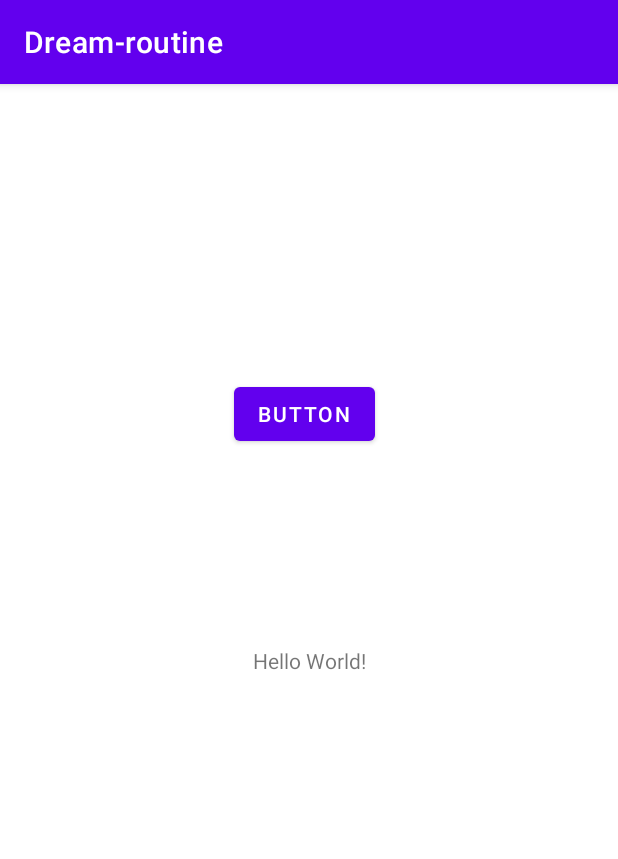
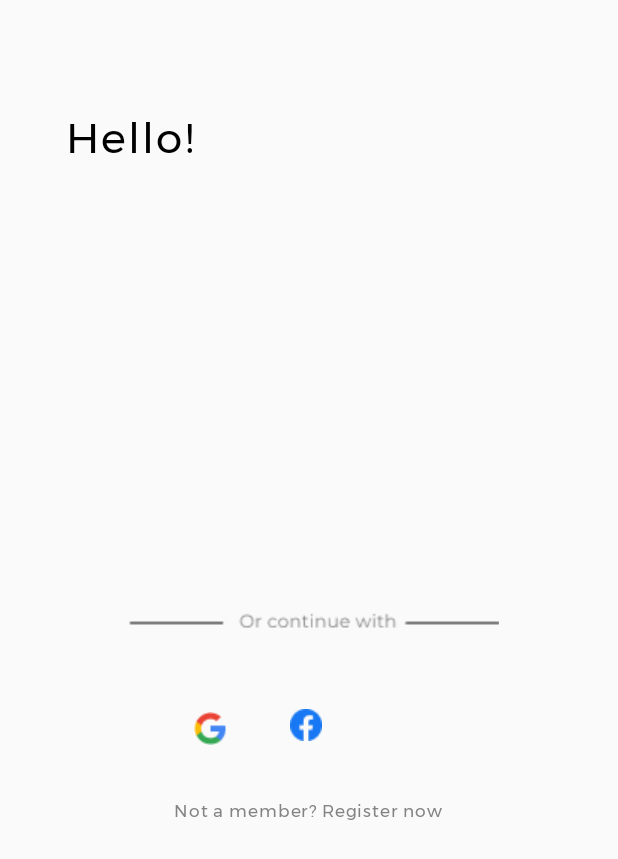
Before and after one commit to sowwnn/Routine-Note-Mobile-App, an Android app: the screen it shows after launch (MainActivity before the commit, LoginActivity after it), on a phone screen of 412 x 824 dp. Shown: the top 859 px of the screen. Run offline under Robolectric (Android 15) with nearby library versions, the phone set to English and light mode, and no system bars.

Commit message:
Update login, font

```diff
--- a/Dreamroutine/app/src/main/AndroidManifest.xml
+++ b/Dreamroutine/app/src/main/AndroidManifest.xml
@@ -5,19 +5,24 @@
     <application
         android:allowBackup="true"
         android:icon="@mipmap/ic_launcher"
-        android:label="@string/app_name"
         android:roundIcon="@mipmap/ic_launcher_round"
         android:supportsRtl="true"
         android:theme="@style/Theme.Dreamroutine">
         <activity
-            android:name=".MainActivity"
-            android:exported="true">
+            android:name=".LoginActivity"
+            android:exported="true"
+            android:theme="@style/Theme.AppCompat.Light.NoActionBar">
             <intent-filter>
                 <action android:name="android.intent.action.MAIN" />
 
                 <category android:name="android.intent.category.LAUNCHER" />
             </intent-filter>
         </activity>
+        <activity
+            android:name=".MainActivity"
+            android:exported="true"/>
+
+<!--        </activity>-->
     </application>
 
 </manifest>
--- /dev/null
+++ b/Dreamroutine/app/src/main/java/com/example/dream_routine/LoginActivity.java
@@ -0,0 +1,15 @@
+package com.example.dream_routine;
+
+import androidx.appcompat.app.AppCompatActivity;
+
+import android.os.Bundle;
+
+public class LoginActivity extends AppCompatActivity {
+
+    @Override
+    protected void onCreate(Bundle savedInstanceState) {
+        super.onCreate(savedInstanceState);
+        setContentView(R.layout.activity_login);
+
+    }
+}
--- /dev/null
+++ b/Dreamroutine/app/src/main/res/drawable/rounded_button.xml
@@ -0,0 +1,13 @@
+<?xml version="1.0" encoding="utf-8"?>
+<selector xmlns:android="http://schemas.android.com/apk/res/android">
+    <item android:state_pressed="false">
+        <shape android:shape="ring">
+            <solid android:color="#fa09ad"/>
+        </shape>
+    </item>
+    <item android:state_pressed="true">
+        <shape android:shape="ring">
+            <solid android:color="#c20586"/>
+        </shape>
+    </item>
+</selector>
--- /dev/null
+++ b/Dreamroutine/app/src/main/res/layout/activity_login.xml
@@ -0,0 +1,92 @@
+<?xml version="1.0" encoding="utf-8"?>
+<androidx.constraintlayout.widget.ConstraintLayout xmlns:android="http://schemas.android.com/apk/res/android"
+    xmlns:app="http://schemas.android.com/apk/res-auto"
+    xmlns:tools="http://schemas.android.com/tools"
+    android:layout_width="match_parent"
+    android:layout_height="match_parent"
+    tools:context=".LoginActivity">
+
+    <TextView
+        android:id="@+id/hello_"
+        android:layout_width="91dp"
+        android:layout_height="37dp"
+        android:layout_marginStart="44dp"
+        android:layout_marginTop="72dp"
+        android:fontFamily="@font/montserrat"
+        android:gravity="top"
+        android:lineSpacingExtra="3sp"
+        android:text="@string/hello_"
+        android:textAppearance="@style/hello_"
+        android:translationY="-1.43sp"
+        app:layout_constraintStart_toStartOf="parent"
+        app:layout_constraintTop_toTopOf="parent" />
+    <!--    view login-->
+    <View
+        android:id="@+id/group_20"
+        android:layout_width="380dp"
+        android:layout_height="447dp"
+        android:layout_marginStart="15dp"
+        android:layout_marginTop="135dp"
+        android:layout_marginEnd="15dp"
+        android:background="#00000000"
+        app:layout_constraintEnd_toEndOf="parent"
+        app:layout_constraintStart_toStartOf="parent"
+        app:layout_constraintTop_toTopOf="parent" />
+    <!--    view logo-->
+    <!--    Not a member-->
+    <TextView
+        android:id="@+id/not_a_member"
+        android:layout_width="180dp"
+        android:layout_height="30dp"
+        android:layout_marginStart="100dp"
+        android:layout_marginTop="404dp"
+        android:fontFamily="@font/montserrat"
+        android:gravity="top"
+        android:lineSpacingExtra="17sp"
+        android:text="@string/not_a_member"
+        android:textAppearance="@style/not_a_member"
+        android:translationY="-8.3sp"
+        app:layout_constraintStart_toStartOf="@+id/group_20"
+        app:layout_constraintTop_toTopOf="@+id/group_20" />
+    <!--    Or continue with-->
+    <ImageView
+        android:id="@+id/group_24"
+        android:layout_width="246.5dp"
+        android:layout_height="30dp"
+        android:layout_marginStart="70dp"
+        android:layout_marginTop="264dp"
+        app:layout_constraintStart_toStartOf="@+id/group_20"
+        app:layout_constraintTop_toTopOf="@+id/group_20"
+        app:srcCompat="@drawable/group_24" />
+<!--button gg-->
+    <ImageButton
+        android:id="@+id/super_g"
+        style="@android:style/Widget.ImageButton"
+        android:layout_width="wrap_content"
+        android:layout_height="wrap_content"
+        android:layout_marginStart="100dp"
+        android:layout_marginTop="32dp"
+        android:background="@drawable/rounded_button"
+        android:minWidth="48dp"
+        android:minHeight="48dp"
+        app:layout_constraintStart_toStartOf="@+id/group_20"
+        app:layout_constraintTop_toBottomOf="@+id/group_24"
+        app:srcCompat="@drawable/super_g"
+        tools:ignore="SpeakableTextPresentCheck" />
+
+    <ImageButton
+        android:id="@+id/imageButton2"
+        android:layout_width="wrap_content"
+        android:layout_height="wrap_content"
+        android:layout_marginStart="164dp"
+        android:layout_marginTop="324dp"
+        android:background="@drawable/rounded_button"
+        android:minWidth="48dp"
+        android:minHeight="48dp"
+        app:layout_constraintStart_toStartOf="@+id/group_20"
+        app:layout_constraintTop_toTopOf="@+id/group_20"
+        app:srcCompat="@drawable/path"
+        tools:ignore="SpeakableTextPresentCheck" />
+
+
+</androidx.constraintlayout.widget.ConstraintLayout>
--- a/Dreamroutine/app/src/main/res/layout/activity_main.xml
+++ b/Dreamroutine/app/src/main/res/layout/activity_main.xml
@@ -15,14 +15,4 @@
         app:layout_constraintRight_toRightOf="parent"
         app:layout_constraintTop_toTopOf="parent" />
 
-    <Button
-        android:id="@+id/btn1"
-        android:layout_width="wrap_content"
-        android:layout_height="wrap_content"
-        android:layout_marginStart="156dp"
-        android:layout_marginTop="196dp"
-        android:text="Button"
-        app:layout_constraintStart_toStartOf="parent"
-        app:layout_constraintTop_toTopOf="parent" />
-
 </androidx.constraintlayout.widget.ConstraintLayout>
--- a/Dreamroutine/app/src/main/res/values/strings.xml
+++ b/Dreamroutine/app/src/main/res/values/strings.xml
@@ -1,3 +1,5 @@
 <resources>
     <string name="app_name">Dream-routine</string>
+    <string name="hello_">Hello!</string>
+    <string name="not_a_member">Not a member? Register now</string>
 </resources>
--- /dev/null
+++ b/Dreamroutine/app/src/main/res/values/styles.xml
@@ -0,0 +1,16 @@
+<?xml version="1.0" encoding="utf-8"?>
+<resources>
+    <style name="hello_">
+        <item name="android:textSize">28sp</item>
+        <item name="android:letterSpacing">0.05</item>
+        <item name="android:textColor">#000000</item>
+    </style>
+
+    <style name="not_a_member">
+        <item name="android:textSize">11sp</item>
+        <item name="android:letterSpacing">0.05</item>
+        <item name="android:textColor">#E6757575</item>
+    </style>
+
+
+</resources>
```
Also changed, not shown: Dreamroutine/app/src/main/res/drawable-hdpi/ic_action_name.png (added), Dreamroutine/app/src/main/res/drawable-mdpi/ic_action_name.png (added), Dreamroutine/app/src/main/res/drawable-xhdpi/ic_action_name.png (added), Dreamroutine/app/src/main/res/drawable-xxhdpi/ic_action_name.png (added), Dreamroutine/app/src/main/res/drawable-xxxhdpi/ic_action_name.png (added), Dreamroutine/app/src/main/res/drawable/group_24.png (added), Dreamroutine/app/src/main/res/drawable/logo.png (added), Dreamroutine/app/src/main/res/drawable/path.png (added), Dreamroutine/app/src/main/res/drawable/super_g.png (added), Dreamroutine/app/src/main/res/font/montserrat.ttf (added).
